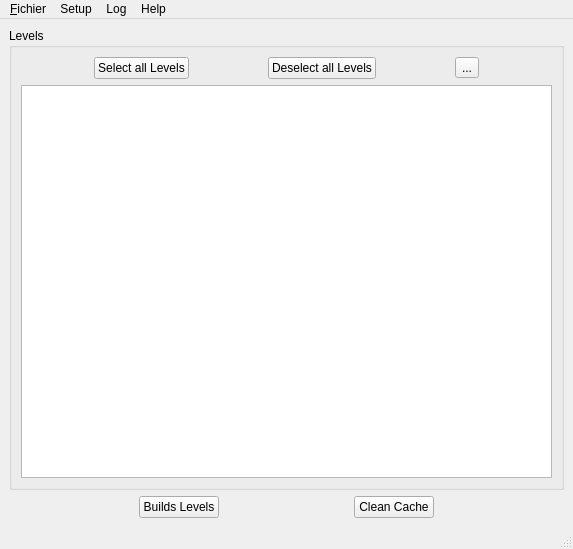
shenyu0403/BatchBuildLightUE4, file BatchLightUE4/Views/WindowsMainWindows.ui: the form before one commit.
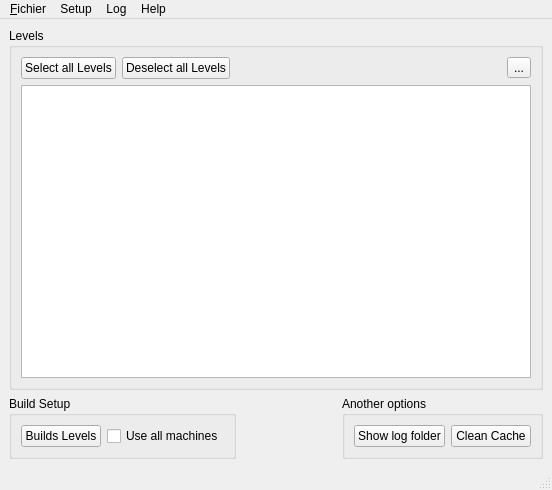
The form after the commit. Icons and pictures are not drawn.

Commit message: Update Ui models, a little bit more clear

```diff
--- a/BatchLightUE4/Views/WindowsMainWindows.ui
+++ b/BatchLightUE4/Views/WindowsMainWindows.ui
@@ -6,18 +6,16 @@
    <rect>
     <x>0</x>
     <y>0</y>
-    <width>573</width>
-    <height>549</height>
+    <width>552</width>
+    <height>490</height>
    </rect>
   </property>
   <property name="windowTitle">
    <string>MainWindow</string>
   </property>
   <widget class="QWidget" name="centralwidget">
-   <layout class="QVBoxLayout" name="verticalLayout_2">
-    <item>
-     <layout class="QVBoxLayout" name="verticalLayout">
-      <item>
+   <layout class="QGridLayout" name="gridLayout_2">
+    <item row="0" column="0">
        <widget class="QGroupBox" name="groupBox">
         <property name="title">
          <string>Levels</string>
@@ -27,19 +25,6 @@
           <layout class="QVBoxLayout" name="levelsLayout">
            <item>
             <layout class="QHBoxLayout" name="toolsLevelsLayout">
-             <item>
-              <spacer name="horizontalSpacer_4">
-               <property name="orientation">
-                <enum>Qt::Horizontal</enum>
-               </property>
-               <property name="sizeHint" stdset="0">
-                <size>
-                 <width>40</width>
-                 <height>20</height>
-                </size>
-               </property>
-              </spacer>
-             </item>
              <item alignment="Qt::AlignRight|Qt::AlignTop">
               <widget class="QPushButton" name="pushLevelsSelect">
                <property name="statusTip">
@@ -69,19 +54,6 @@
                </property>
               </widget>
              </item>
-             <item>
-              <spacer name="horizontalSpacer_5">
-               <property name="orientation">
-                <enum>Qt::Horizontal</enum>
-               </property>
-               <property name="sizeHint" stdset="0">
-                <size>
-                 <width>40</width>
-                 <height>20</height>
-                </size>
-               </property>
-              </spacer>
-             </item>
              <item>
               <widget class="QPushButton" name="pushLevelsDeselect">
                <property name="statusTip">
@@ -119,19 +91,6 @@
                </property>
               </widget>
              </item>
-             <item>
-              <spacer name="horizontalSpacer_7">
-               <property name="orientation">
-                <enum>Qt::Horizontal</enum>
-               </property>
-               <property name="sizeHint" stdset="0">
-                <size>
-                 <width>40</width>
-                 <height>20</height>
-                </size>
-               </property>
-              </spacer>
-             </item>
             </layout>
            </item>
            <item>
@@ -147,21 +106,16 @@
         <zorder></zorder>
        </widget>
       </item>
+    <item row="1" column="0">
+     <layout class="QHBoxLayout" name="horizontalLayout_3">
       <item>
-       <layout class="QHBoxLayout" name="toolsLayout">
-        <item>
-         <spacer name="horizontalSpacer">
-          <property name="orientation">
-           <enum>Qt::Horizontal</enum>
-          </property>
-          <property name="sizeHint" stdset="0">
-           <size>
-            <width>40</width>
-            <height>20</height>
-           </size>
-          </property>
-         </spacer>
-        </item>
+       <widget class="QGroupBox" name="groupBox_2">
+        <property name="title">
+         <string>Build Setup</string>
+        </property>
+        <layout class="QHBoxLayout" name="horizontalLayout_2">
+         <item>
+          <layout class="QHBoxLayout" name="horizontalLayout">
         <item>
          <widget class="QPushButton" name="pushToolsBuils">
           <property name="statusTip">
@@ -183,6 +137,18 @@
          </widget>
         </item>
         <item>
+            <widget class="QCheckBox" name="checkBox">
+             <property name="text">
+              <string>Use all machines</string>
+             </property>
+            </widget>
+           </item>
+          </layout>
+         </item>
+        </layout>
+       </widget>
+      </item>
+      <item>
          <spacer name="horizontalSpacer_2">
           <property name="orientation">
            <enum>Qt::Horizontal</enum>
@@ -196,6 +162,29 @@
          </spacer>
         </item>
         <item>
+       <widget class="QGroupBox" name="groupBox_3">
+        <property name="title">
+         <string>Another options</string>
+        </property>
+        <layout class="QHBoxLayout" name="horizontalLayout_4">
+         <item>
+          <widget class="QPushButton" name="pushButton">
+           <property name="toolTip">
+            <string>Open a folder</string>
+           </property>
+           <property name="statusTip">
+            <string>Open log folder, give more info about the build succees or error</string>
+           </property>
+           <property name="text">
+            <string>Show log folder</string>
+           </property>
+           <property name="icon">
+            <iconset>
+             <normaloff>../Ressources/book.png</normaloff>../Ressources/book.png</iconset>
+           </property>
+          </widget>
+         </item>
+         <item>
          <widget class="QPushButton" name="pushToolsCache">
           <property name="statusTip">
            <string>Clean the cache folder (not functionnal)</string>
@@ -209,20 +198,8 @@
           </property>
          </widget>
         </item>
-        <item>
-         <spacer name="horizontalSpacer_3">
-          <property name="orientation">
-           <enum>Qt::Horizontal</enum>
-          </property>
-          <property name="sizeHint" stdset="0">
-           <size>
-            <width>40</width>
-            <height>20</height>
-           </size>
-          </property>
-         </spacer>
-        </item>
-       </layout>
+        </layout>
+       </widget>
       </item>
      </layout>
     </item>
@@ -233,7 +210,7 @@
     <rect>
      <x>0</x>
      <y>0</y>
-     <width>573</width>
+     <width>552</width>
      <height>21</height>
     </rect>
    </property>
```
Left out of the diff: 28 changed lines with no effect on the pictures. Lines whose indentation alone changed are shown as unchanged. The commit also changes 1 other file.
